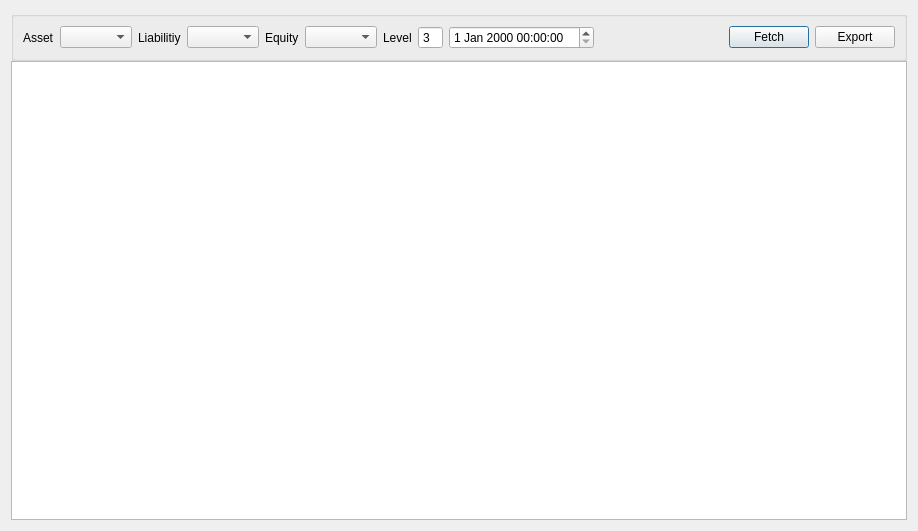
The window that charts/balance_sheet/balancesheetdialog.ui (ytxerp/ytx-client) describes before a commit, drawn with Qt 5.
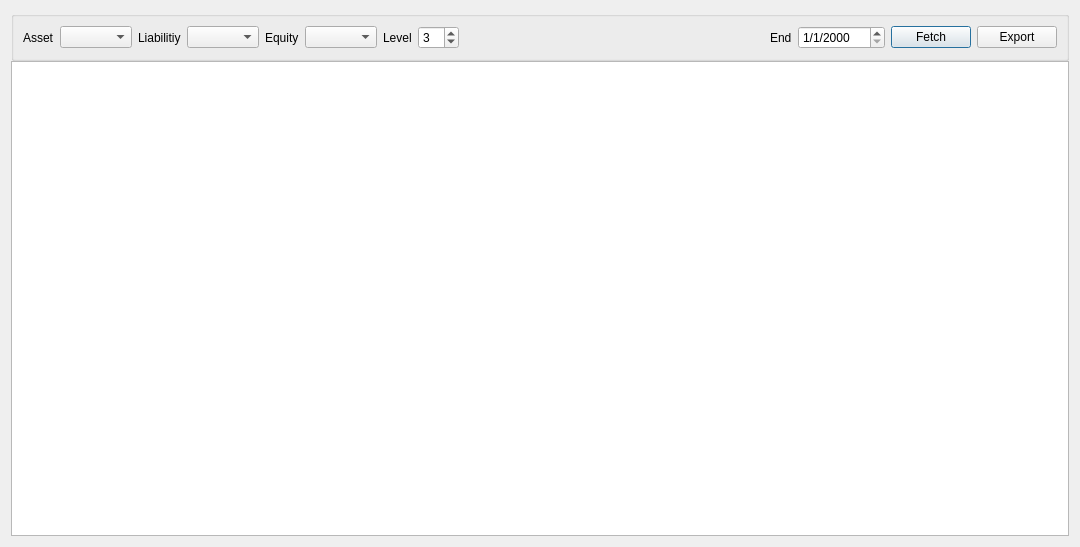
The same window after the commit. Custom widgets are drawn as their Qt base class.

Commit message: Refactor balance sheet

```diff
--- a/charts/balance_sheet/balancesheetdialog.ui
+++ b/charts/balance_sheet/balancesheetdialog.ui
@@ -6,8 +6,8 @@
    <rect>
     <x>0</x>
     <y>0</y>
-    <width>918</width>
-    <height>531</height>
+    <width>1080</width>
+    <height>547</height>
    </rect>
   </property>
   <property name="windowTitle">
@@ -61,31 +61,39 @@
        </widget>
       </item>
       <item>
-       <widget class="QSpinBox" name="spinBoxLevel">
-        <property name="buttonSymbols">
-         <enum>QAbstractSpinBox::ButtonSymbols::NoButtons</enum>
-        </property>
+       <widget class="SpinBox" name="spinBoxLevel">
         <property name="value">
          <number>3</number>
         </property>
        </widget>
       </item>
       <item>
-       <widget class="DateTimeEdit" name="dateTimeEditEnd"/>
-      </item>
-      <item>
-       <spacer name="horizontalSpacer">
+       <spacer name="horizontalSpacer_2">
         <property name="orientation">
          <enum>Qt::Orientation::Horizontal</enum>
         </property>
         <property name="sizeHint" stdset="0">
          <size>
-          <width>108</width>
+          <width>40</width>
           <height>20</height>
          </size>
         </property>
        </spacer>
       </item>
+      <item>
+       <widget class="QLabel" name="label_5">
+        <property name="text">
+         <string>End</string>
+        </property>
+       </widget>
+      </item>
+      <item>
+       <widget class="DateTimeEdit" name="dateTimeEditEnd">
+        <property name="displayFormat">
+         <string>d/M/yyyy</string>
+        </property>
+       </widget>
+      </item>
       <item>
        <widget class="QPushButton" name="pushButtonFetch">
         <property name="text">
@@ -122,6 +130,11 @@
    <extends>QComboBox</extends>
    <header location="global">widget/combobox.h</header>
   </customwidget>
+  <customwidget>
+   <class>SpinBox</class>
+   <extends>QSpinBox</extends>
+   <header location="global">widget/spinbox.h</header>
+  </customwidget>
  </customwidgets>
  <resources/>
  <connections/>
```
The commit also changes 1 other file.
